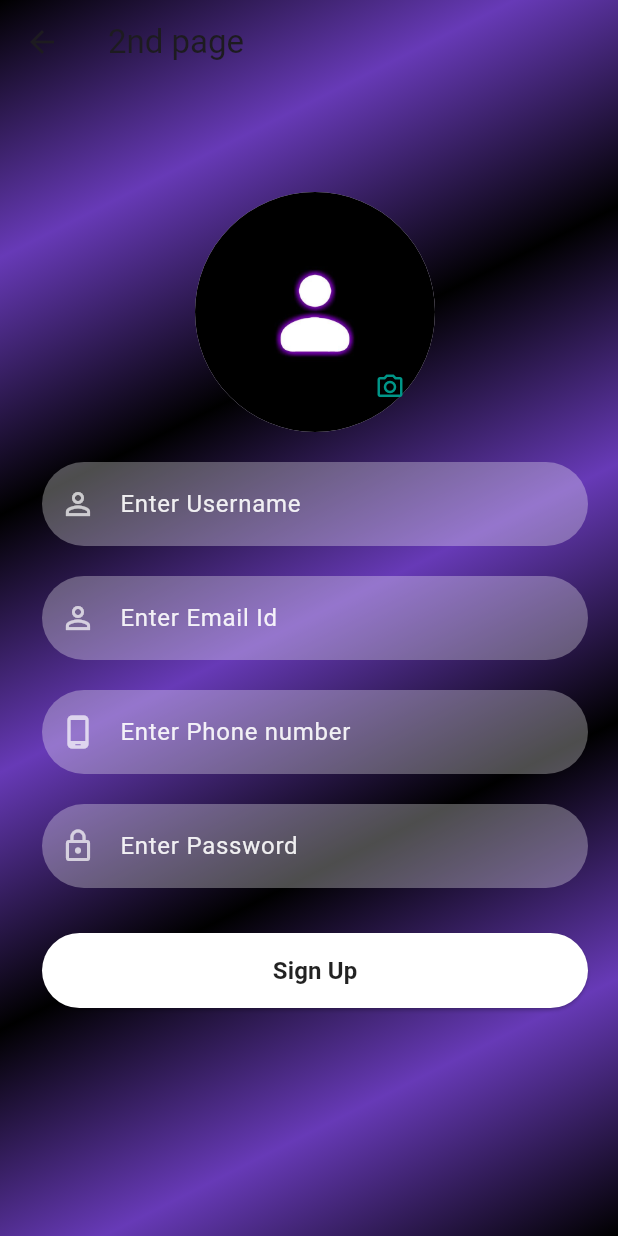
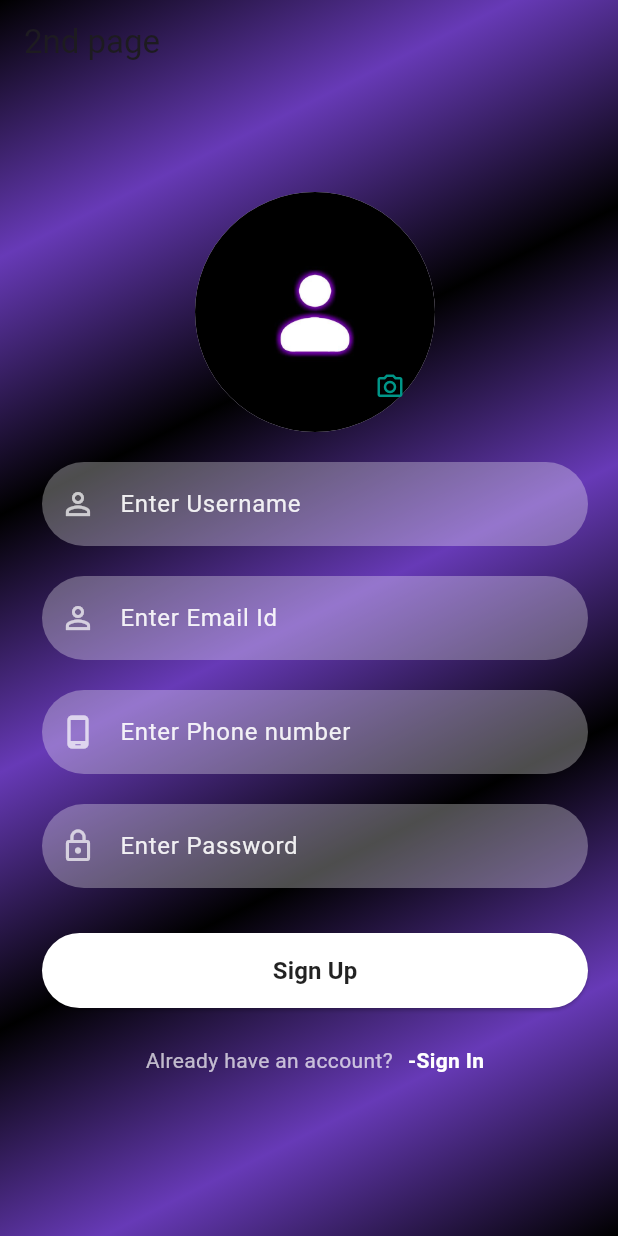
Before and after one commit to alim-55/KICKXX, a Flutter app: the screen it shows after launch, after a tap on "-Sign Up", on a phone screen of 412 x 824 dp. Run offline on Flutter 3.47's test engine with Material 3 defaults, Android fonts, the phone set to English and light mode, and no system bars; our stand-ins replace cloud_firestore, curved_navigation_bar, firebase_auth, firebase_core, fluttertoast; accounts and stored records are empty.

Commit message:
minor changes

```diff
--- a/lib/AccountPage.dart
+++ b/lib/AccountPage.dart
@@ -24,7 +24,7 @@ class _AccountPageState extends State<AccountPage> {
    String newValue ="";
    await showDialog(context: context,
      builder: (context)=>AlertDialog(
-       backgroundColor: Colors.grey,
+       backgroundColor: Colors.deepPurple[200],
      title: Text("Edit $field",
        style: TextStyle(color: Colors.white),
      ),
@@ -71,7 +71,7 @@ class _AccountPageState extends State<AccountPage> {
               //[Colors.black, Colors.black, Colors.black],
               //[Color(0xFF0F52BA), Color(0xFFC0C0C0)],
              // begin: Alignment.topLeft, end: Alignment.bottomRight),
-          color: Colors.grey
+          color: Colors.deepPurple[200]
         ),
         child: StreamBuilder<DocumentSnapshot>(
           stream: FirebaseFirestore.instance.collection("users").doc(currentUser.email).snapshots(),
--- a/lib/HomePage.dart
+++ b/lib/HomePage.dart
@@ -13,6 +13,7 @@ class HomePage extends StatelessWidget {
   Widget build(BuildContext context) {
     return Scaffold(
       appBar: AppBar(
+        automaticallyImplyLeading: false,
         title: Text(
           'KICKXX',
           style: TextStyle(color: Colors.white, fontSize: 20),
--- a/lib/main.dart
+++ b/lib/main.dart
@@ -44,7 +44,7 @@
   Widget build(BuildContext context) {
     //auth.signOut();
     return MaterialApp(
-
+      debugShowCheckedModeBanner: false,
     home: islogin? HomePage(): SignInScreen(),
     );
   }
--- a/lib/signup_screen.dart
+++ b/lib/signup_screen.dart
@@ -35,6 +35,7 @@ class _SignUpScreenState extends State<SignUpScreen> {
     return Scaffold(
       extendBodyBehindAppBar: true,
       appBar: AppBar(
+        automaticallyImplyLeading: false,
         backgroundColor: Colors.transparent,
         elevation: 0,
         title: Text("2nd page"),
@@ -82,7 +83,11 @@ class _SignUpScreenState extends State<SignUpScreen> {
                   FocusScope.of(context).unfocus();
                 }),
                 SizedBox(height: 20),
+
                 firebaseButton(context, "Sign Up", ()=>_signup(_mailTextController.text, _passwordTextController.text)),
+                SizedBox(height: 5),
+
+                signInOption()
               ],
             ),
           ),
@@ -90,6 +95,8 @@ class _SignUpScreenState extends State<SignUpScreen> {
 
       ),
     );
+
+
   }
 
   /*Future addUserDetails(String name,String email,String phone) async{
@@ -99,7 +106,28 @@ class _SignUpScreenState extends State<SignUpScreen> {
       'Phone':phone,
     });
   }*/
+  Row signInOption() {
+    return Row(
+      mainAxisAlignment: MainAxisAlignment.center,
+      children: [
+        Text("Already have an account?",
+          style: TextStyle(color: Colors.white70),),
+        SizedBox(width: 10),
+        GestureDetector(
+          onTap: () {
+            Navigator.push(context,
+                MaterialPageRoute(builder: (context) => SignInScreen()));
+          },
+          child: Text(
+            "-Sign In",
+            style: TextStyle(
+                color: Colors.white, fontWeight: FontWeight.bold),
+          ),
+        ),
 
+      ],
+    );
+  }
 
 
   _signup(String _mailTextController, String _passwordTextController)async{
@@ -109,7 +137,7 @@ class _SignUpScreenState extends State<SignUpScreen> {
         return;
       }
       if (_phoneController.text.length !=11) {
-        Fluttertoast.showToast(msg: 'Phone number must be have 11 digits', gravity: ToastGravity.TOP);
+        Fluttertoast.showToast(msg: 'Phone number must have 11 digits', gravity: ToastGravity.TOP);
         return;
       }
      UserCredential userCredential = await FirebaseAuth.instance.createUserWithEmailAndPassword(email: _mailTextController, password: _passwordTextController);
```
Also changed, not shown: lib/signin_screen.dart (+9 -2 lines).
